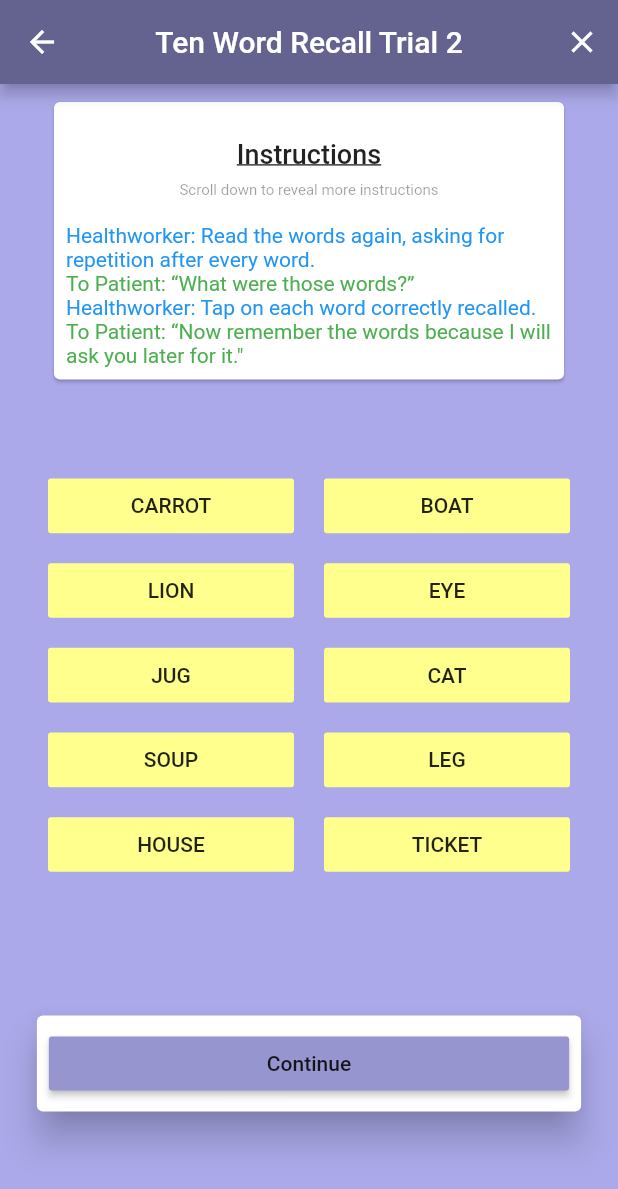
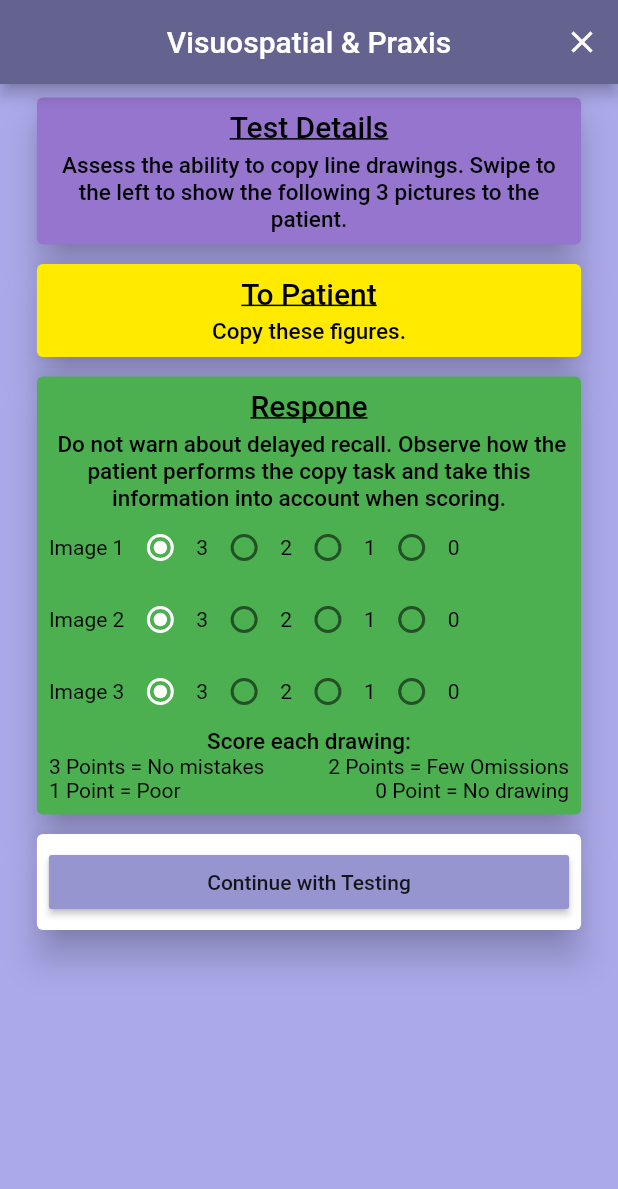
Before and after one commit to cortexuvula/mica-flutter-app, a Flutter app: the TenWordRecallTrialTwo screen opened directly, after a tap on "Continue", on a phone screen of 412 x 824 dp. Shown: the top 1189 px of the screen. Run offline on Flutter 3.47's test engine with Material 2 defaults, Android fonts, the phone set to English and light mode, and no system bars; our stand-ins replace after_layout.

Commit message:
Added Visuospatial Praxis test

```diff
--- a/lib/resources/const_data.dart
+++ b/lib/resources/const_data.dart
@@ -31,3 +31,13 @@ const String instructionsTenWordRecallTrialTwoHealthworker1 = "Healthworker: Rea
 const String instructionsTenWordRecallTrialTwoPatient1 = "To Patient: \“What were those words?\”";
 const String instructionsTenWordRecallTrialTwoHealthworker2 = "Healthworker: Tap on each word correctly recalled.";
 const String instructionsTenWordRecallTrialTwoPatient2 = "To Patient: \“Now remember the words because I will ask you later for it.\"";
+
+const String testVisuospatialPraxis = "Visuospatial & Praxis";
+const String testVisuospatialPraxisDetails = "Assess the ability to copy line drawings. Swipe to the left to show the following 3 pictures to the patient.";
+const String testVisuospatialPraxisToPatient = "Copy these figures.";
+const String testVisuospatialPraxisResponse = " Do not warn about delayed recall. Observe how the patient performs the copy task and take this information into account when scoring.";
+const String testVisuospatialPraxisScoring = "Score each drawing:";
+const String testVisuospatialPraxisResponseNormal = "3 Points = No mistakes";
+const String testVisuospatialPraxisResponseEquivocal = "2 Points = Few Omissions";
+const String testVisuospatialPraxisResponseImpaired = "1 Point = Poor";
+const String testVisuospatialPraxisResponseFubar = "0 Point = No drawing";
--- a/lib/src/ten_word_recall_task_trial_two.dart
+++ b/lib/src/ten_word_recall_task_trial_two.dart
@@ -1,6 +1,7 @@
 import 'package:flutter/material.dart';
 import 'package:mica/resources/const_data.dart' as appData;
 import 'package:mica/src/home.dart';
+import 'package:mica/src/visuospatial_praxis.dart';
 
 class TenWordRecallTrialTwo extends StatefulWidget {
 
@@ -176,16 +177,14 @@ class _TenWordRecallTrialTwoState extends State<TenWordRecallTrialTwo> {
                       "Continue",
                       overflow: TextOverflow.clip,
                     ),
-                    onPressed: () => debugPrint("hello"),
-//                  onPressed: () {
-//                    var router = new MaterialPageRoute(
-//                        builder: (BuildContext context) =>
-//                        new TenWordRecallTrialTwo(
-//                          trialOneScore: scoreTenWordRecallTrialOne,
-//                        ));
-//                    Navigator.of(context).pushAndRemoveUntil(
-//                        router, (Route<dynamic> route) => false);
-//                  }
+                    //onPressed: () => debugPrint("hello"),
+                  onPressed: () {
+                    var router = new MaterialPageRoute(
+                        builder: (BuildContext context) =>
+                        new VisuospatialPraxis());
+                    Navigator.of(context).pushAndRemoveUntil(
+                        router, (Route<dynamic> route) => false);
+                  }
                   ),
                 ),
               )),
--- /dev/null
+++ b/lib/src/visuospatial_praxis.dart
@@ -0,0 +1,539 @@
+import 'package:flutter/material.dart';
+import 'package:mica/src/home.dart';
+import 'package:mica/resources/const_data.dart' as appData;
+
+class VisuospatialPraxis extends StatefulWidget {
+  @override
+  _VisuospatialPraxisState createState() => _VisuospatialPraxisState();
+}
+
+class _VisuospatialPraxisState extends State<VisuospatialPraxis> {
+
+  double sizeBoxHeight = 5.0;
+  int _radioValueImageOne = 0;
+  int _radioValueImageTwo = 0;
+  int _radioValueImageThree = 0;
+
+  @override
+  Widget build(BuildContext context) {
+    var _width = MediaQuery.of(context).size.width;
+    return Scaffold(
+      appBar: AppBar(
+        title: Text(appData.testVisuospatialPraxis),
+        centerTitle: true,
+        actions: <Widget>[
+          IconButton(
+              icon: Icon(Icons.clear),
+              onPressed: () {
+                var router = new MaterialPageRoute(
+                    builder: (BuildContext context) => new Home(
+                      viewedDisclaimer: true,
+                    ));
+                Navigator.of(context).pushAndRemoveUntil(
+                    router, (Route<dynamic> route) => false);
+              })
+        ],
+      ),
+      body: PageView(
+
+        children: <Widget>[
+          Container(
+            color: Theme.of(context).backgroundColor,
+            child: ListView(
+              children: <Widget>[
+                Center(
+                  child: Column(
+                    children: <Widget>[
+                      SizedBox(
+                        height: sizeBoxHeight,
+                      ),
+                      Container(
+                        width: _width * 0.9,
+                        child: Card(
+                          elevation: 10.0,
+                          color: Colors.deepPurple.shade300,
+                          child: Padding(
+                            padding: const EdgeInsets.all(8.0),
+                            child: Column(
+                              children: <Widget>[
+                                Text(
+                                  "Test Details",
+                                  textAlign: TextAlign.left,
+                                  style: TextStyle(
+                                    color: Colors.black,
+                                    fontWeight: FontWeight.w500,
+                                    fontSize: 20.0,
+                                    decoration: TextDecoration.underline,
+                                  ),
+                                ),
+                                SizedBox(
+                                  height: 5.0,
+                                ),
+                                Text(
+                                  appData.testVisuospatialPraxisDetails,
+                                  textAlign: TextAlign.center,
+                                  style: TextStyle(
+                                      color: Colors.black,
+                                      fontWeight: FontWeight.w500,
+                                      fontSize: 15.0),
+                                ),
+                              ],
+                            ),
+                          ),
+                        ),
+                      ),
+                      SizedBox(
+                        height: sizeBoxHeight,
+                      ),
+                      Container(
+                        width: _width * 0.9,
+                        child: Card(
+                          elevation: 10.0,
+                          color: Colors.yellowAccent.shade400,
+                          child: Padding(
+                            padding: const EdgeInsets.all(8.0),
+                            child: Column(
+                              children: <Widget>[
+                                Text(
+                                  "To Patient",
+                                  textAlign: TextAlign.left,
+                                  style: TextStyle(
+                                    color: Colors.black,
+                                    fontWeight: FontWeight.w500,
+                                    fontSize: 20.0,
+                                    decoration: TextDecoration.underline,
+                                  ),
+                                ),
+                                SizedBox(
+                                  height: 5.0,
+                                ),
+                                Text(
+                                  appData.testVisuospatialPraxisToPatient,
+                                  textAlign: TextAlign.center,
+                                  style: TextStyle(
+                                      color: Colors.black,
+                                      fontWeight: FontWeight.w500,
+                                      fontSize: 15.0),
+                                ),
+                              ],
+                            ),
+                          ),
+                        ),
+                      ),
+                      SizedBox(
+                        height: sizeBoxHeight,
+                      ),
+                      Container(
+                        width: _width * 0.9,
+                        child: Card(
+                          elevation: 10.0,
+                          color: Colors.green,
+                          child: Padding(
+                            padding: const EdgeInsets.all(8.0),
+                            child: Column(
+                              children: <Widget>[
+                                Text(
+                                  "Respone",
+                                  textAlign: TextAlign.left,
+                                  style: TextStyle(
+                                    color: Colors.black,
+                                    fontWeight: FontWeight.w500,
+                                    fontSize: 20.0,
+                                    decoration: TextDecoration.underline,
+                                  ),
+                                ),
+                                SizedBox(
+                                  height: 5.0,
+                                ),
+                                Text(
+                                  appData.testVisuospatialPraxisResponse,
+                                  textAlign: TextAlign.center,
+                                  style: TextStyle(
+                                      color: Colors.black,
+                                      fontWeight: FontWeight.w500,
+                                      fontSize: 15.0),
+                                ),
+
+                                Row(
+                                  children: <Widget>[
+                                    Text(
+                                      "Image 1",
+                                      style: TextStyle(
+                                        color: Colors.black,
+                                      ),
+                                    ),
+                                    Radio(
+                                      value: 0,
+                                      groupValue: _radioValueImageOne,
+                                      onChanged: _handleRadioValueChange1,
+                                      activeColor: Colors.white,
+                                    ),
+                                    Text(
+                                      "3",
+                                      style: TextStyle(
+                                        color: Colors.black,
+                                      ),
+                                    ),
+                                    Radio(
+                                      value: 1,
+                                      groupValue: _radioValueImageOne,
+                                      onChanged: _handleRadioValueChange1,
+                                      activeColor: Colors.white,
+                                    ),
+                                    Text(
+                                      "2",
+                                      style: TextStyle(
+                                        color: Colors.black,
+                                      ),
+                                    ),
+                                    Radio(
+                                      value: 2,
+                                      groupValue: _radioValueImageOne,
+                                      onChanged: _handleRadioValueChange1,
+                                      activeColor: Colors.white,
+                                    ),
+                                    Text(
+                                      "1",
+                                      style: TextStyle(
+                                        color: Colors.black,
+                                      ),
+                                    ),
+                                    Radio(
+                                      value: 3,
+                                      groupValue: _radioValueImageOne,
+                                      onChanged: _handleRadioValueChange1,
+                                      activeColor: Colors.white,
+                                    ),
+                                    Text(
+                                      "0",
+                                      style: TextStyle(
+                                        color: Colors.black,
+                                      ),
+                                    ),
+                                  ],
+                                ),
+                                Row(
+                                  children: <Widget>[
+                                    Text(
+                                      "Image 2",
+                                      style: TextStyle(
+                                        color: Colors.black,
+                                      ),
+                                    ),
+                                    Radio(
+                                      value: 0,
+                                      groupValue: _radioValueImageTwo,
+                                      onChanged: _handleRadioValueChange2,
+                                      activeColor: Colors.white,
+                                    ),
+                                    Text(
+                                      "3",
+                                      style: TextStyle(
+                                        color: Colors.black,
+                                      ),
+                                    ),
+                                    Radio(
+                                      value: 1,
+                                      groupValue: _radioValueImageTwo,
+                                      onChanged: _handleRadioValueChange2,
+                                      activeColor: Colors.white,
+                                    ),
+                                    Text(
+                                      "2",
+                                      style: TextStyle(
+                                        color: Colors.black,
+                                      ),
+                                    ),
+                                    Radio(
+                                      value: 2,
+                                      groupValue: _radioValueImageTwo,
+                                      onChanged: _handleRadioValueChange2,
+                                      activeColor: Colors.white,
+                                    ),
+                                    Text(
+                                      "1",
+                                      style: TextStyle(
+                                        color: Colors.black,
+                                      ),
+                                    ),
+                                    Radio(
+                                      value: 3,
+                                      groupValue: _radioValueImageTwo,
+                                      onChanged: _handleRadioValueChange2,
+                                      activeColor: Colors.white,
+                                    ),
+                                    Text(
+                                      "0",
+                                      style: TextStyle(
+                                        color: Colors.black,
+                                      ),
+                                    ),
+                                  ],
+                                ),
+                                Row(
+                                  children: <Widget>[
+                                    Text(
+                                      "Image 3",
+                                      style: TextStyle(
+                                        color: Colors.black,
+                                      ),
+                                    ),
+                                    Radio(
+                                      value: 0,
+                                      groupValue: _radioValueImageThree,
+                                      onChanged: _handleRadioValueChange3,
+                                      activeColor: Colors.white,
+                                    ),
+                                    Text(
+                                      "3",
+                                      style: TextStyle(
+                                        color: Colors.black,
+                                      ),
+                                    ),
+                                    Radio(
+                                      value: 1,
+                                      groupValue: _radioValueImageThree,
+                                      onChanged: _handleRadioValueChange3,
+                                      activeColor: Colors.white,
+                                    ),
+                                    Text(
+                                      "2",
+                                      style: TextStyle(
+                                        color: Colors.black,
+                                      ),
+                                    ),
+                                    Radio(
+                                      value: 2,
+                                      groupValue: _radioValueImageThree,
+                                      onChanged: _handleRadioValueChange3,
+                                      activeColor: Colors.white,
+                                    ),
+                                    Text(
+                                      "1",
+                                      style: TextStyle(
+                                        color: Colors.black,
+                                      ),
+                                    ),
+                                    Radio(
+                                      value: 3,
+                                      groupValue: _radioValueImageThree,
+                                      onChanged: _handleRadioValueChange3,
+                                      activeColor: Colors.white,
+                                    ),
+                                    Text(
+                                      "0",
+                                      style: TextStyle(
+                                        color: Colors.black,
+                                      ),
+                                    ),
+                                  ],
+                                ),
+                                Text(
+                                  appData.testVisuospatialPraxisScoring,
+                                  textAlign: TextAlign.center,
+                                  style: TextStyle(
+                                      color: Colors.black,
+                                      fontWeight: FontWeight.w500,
+                                      fontSize: 15.0),
+                                ),
+                                Row(
+                                  mainAxisAlignment: MainAxisAlignment.spaceBetween,
+                                  children: <Widget>[
+                                    Text(
+                                      appData.testVisuospatialPraxisResponseNormal,
+                                      style: TextStyle(
+                                        color: Colors.black,
+                                      ),
+                                    ),
+                                    Text(
+                                      appData.testVisuospatialPraxisResponseEquivocal,
+                                      style: TextStyle(
+                                        color: Colors.black,
+                                      ),
+                                    ),
+                                  ],
+                                ),
+
+                                Row(
+                                  mainAxisAlignment: MainAxisAlignment.spaceBetween,
+                                  children: <Widget>[
+                                    Text(
+                                      appData.testVisuospatialPraxisResponseImpaired,
+                                      style: TextStyle(
+                                        color: Colors.black,
+                                      ),
+                                    ),
+                                    Text(
+                                      appData.testVisuospatialPraxisResponseFubar,
+                                      style: TextStyle(
+                                        color: Colors.black,
+                                      ),
+                                    ),
+                                  ],
+                                ),
+
+                              ],
+                            ),
+                          ),
+                        ),
+                      ),
+                      SizedBox(
+                        height: sizeBoxHeight,
+                      ),
+                      Container(
+                        width: _width * 0.9,
+                        child: Card(
+                          elevation: 10.0,
+                          color: Colors.white,
+                          child: Padding(
+                            padding: EdgeInsets.all(8.0),
+                            child: RaisedButton(
+                              onPressed: () => debugPrint("hello"),
+//                              onPressed: () {
+//                                var router = new MaterialPageRoute(
+//                                    builder: (BuildContext context) => new TenWordRecallTrialOne(
+//                                      patientName: widget.patientName,
+//                                      assessorName: widget.assessorName,
+//                                      handedness: widget.handedness,
+//                                      assessmentDate: widget.assessmentDate,
+//                                      languageComprehensionRadioValue: _radioValue,
+//                                    ));
+//                                Navigator.of(context).pushAndRemoveUntil(
+//                                    router, (Route<dynamic> route) => false);
+//                              },
+                              child: Text("Continue with Testing"),
+                            ),
+                          ),
+                        ),
+                      )
+                    ],
+                  ),
+                )
+              ],
+            ),
+          ),
+          Container(
+            color: Theme.of(context).backgroundColor,
+            child: Center(
+              child: Column(
+                children: <Widget>[
+                  SizedBox(
+                    height: 20.0,
+                  ),
+                  Text(
+                      "Image 1",
+                    style: TextStyle(
+                      fontWeight: FontWeight.w500,
+                      fontSize: 30.0,
+                      decoration: TextDecoration.underline,
+                    ),
+                  ),
+                  SizedBox(
+                    height: 20.0,
+                  ),
+                  Container(
+                    width: _width * 0.9,
+                    color: Colors.white,
+                    child: Padding(
+                      padding: const EdgeInsets.all(10.0),
+                      child: Image.asset(
+                        "./images/block_one.png",
+
+                        fit: BoxFit.fitWidth,),
+                    ),
+                  )
+                ],
+              ),
+            ),
+          ),
+          Container(
+            color: Theme.of(context).backgroundColor,
+            child: Center(
+              child: Column(
+                children: <Widget>[
+                  SizedBox(
+                    height: 20.0,
+                  ),
+                  Text(
+                    "Image 2",
+                    style: TextStyle(
+                      fontWeight: FontWeight.w500,
+                      fontSize: 30.0,
+                      decoration: TextDecoration.underline,
+                    ),
+                  ),
+                  SizedBox(
+                    height: 20.0,
+                  ),
+                  Container(
+                    width: _width * 0.9,
+                    color: Colors.white,
+                    child: Padding(
+                      padding: const EdgeInsets.all(10.0),
+                      child: Image.asset(
+                        "./images/block_two.png",
+
+                        fit: BoxFit.fitWidth,),
+                    ),
+                  )
+                ],
+              ),
+            ),
+          ),
+          Container(
+            color: Theme.of(context).backgroundColor,
+            child: Center(
+              child: Column(
+                children: <Widget>[
+                  SizedBox(
+                    height: 20.0,
+                  ),
+                  Text(
+                    "Image 3",
+                    style: TextStyle(
+                      fontWeight: FontWeight.w500,
+                      fontSize: 30.0,
+                      decoration: TextDecoration.underline,
+                    ),
+                  ),
+                  SizedBox(
+                    height: 20.0,
+                  ),
+                  Container(
+                    width: _width * 0.9,
+                    color: Colors.white,
+                    child: Padding(
+                      padding: const EdgeInsets.all(10.0),
+                      child: Image.asset(
+                        "./images/block_three.png",
+
+                        fit: BoxFit.fitWidth,),
+                    ),
+                  )
+                ],
+              ),
+            ),
+          ),
+        ],
+      ),
+    );
+  }
+
+  void _handleRadioValueChange1(int value) {
+    setState(() {
+      _radioValueImageOne = value;
+    });
+  }
+
+  void _handleRadioValueChange2(int value) {
+    setState(() {
+      _radioValueImageTwo = value;
+    });
+  }
+
+  void _handleRadioValueChange3(int value) {
+    setState(() {
+      _radioValueImageThree = value;
+    });
+  }
+}
```
Also changed, not shown: pubspec.yaml (+4 -3 lines), images/block_one.png (added), images/block_three.png (added), images/block_two.png (added).
